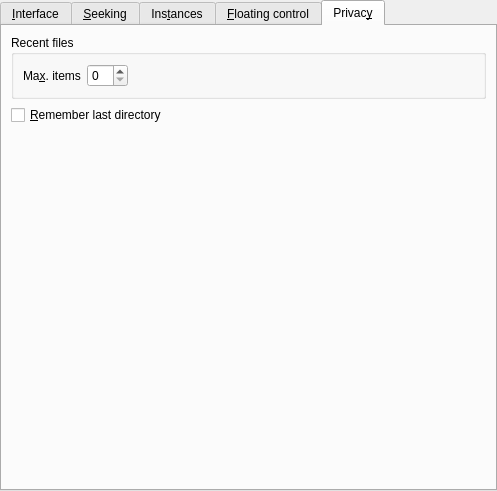
Old version of the form src/prefinterface.ui in the repository wilbert2000/wzplayer.
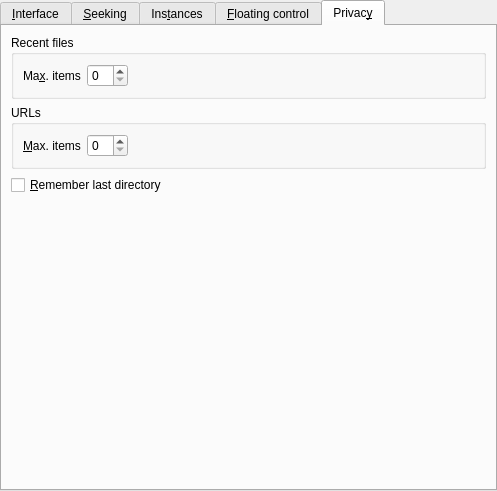
New version of the form. The open tabs and pages were chosen to show the change. Custom widgets are drawn as their Qt base class.

Commit message: Add an option to select the maximum number of items in the Open->URL dialog.

Patch:
```diff
--- a/src/prefinterface.ui
+++ b/src/prefinterface.ui
@@ -741,6 +741,57 @@
          </layout>
         </widget>
        </item>
+       <item>
+        <widget class="QGroupBox" name="groupBox_5">
+         <property name="title">
+          <string>URLs</string>
+         </property>
+         <layout class="QHBoxLayout" name="_3">
+          <property name="spacing">
+           <number>6</number>
+          </property>
+          <property name="margin">
+           <number>9</number>
+          </property>
+          <item>
+           <widget class="QLabel" name="textLabel1_16">
+            <property name="text">
+             <string>&amp;Max. items</string>
+            </property>
+            <property name="wordWrap">
+             <bool>false</bool>
+            </property>
+            <property name="buddy">
+             <cstring>recents_max_items_spin</cstring>
+            </property>
+           </widget>
+          </item>
+          <item>
+           <widget class="QSpinBox" name="url_max_items_spin">
+            <property name="minimum">
+             <number>0</number>
+            </property>
+            <property name="maximum">
+             <number>50</number>
+            </property>
+           </widget>
+          </item>
+          <item>
+           <spacer>
+            <property name="orientation">
+             <enum>Qt::Horizontal</enum>
+            </property>
+            <property name="sizeHint" stdset="0">
+             <size>
+              <width>40</width>
+              <height>20</height>
+             </size>
+            </property>
+           </spacer>
+          </item>
+         </layout>
+        </widget>
+       </item>
        <item>
         <widget class="QCheckBox" name="save_dirs_check">
          <property name="text">
```
The commit also changes 3 other files.
